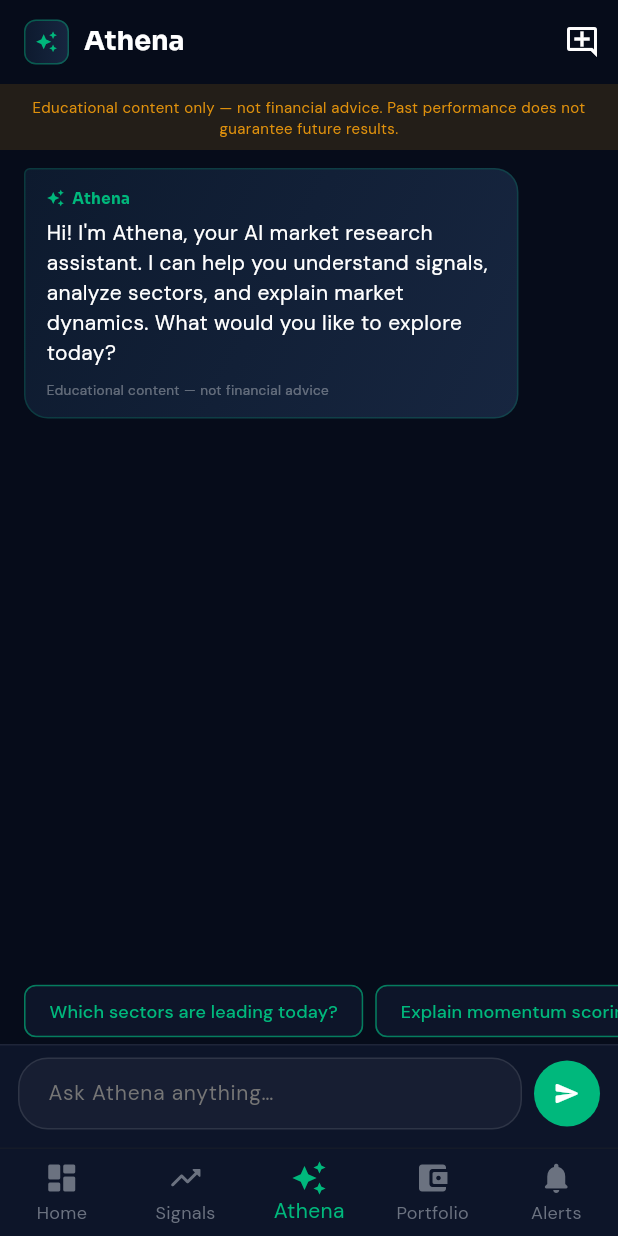
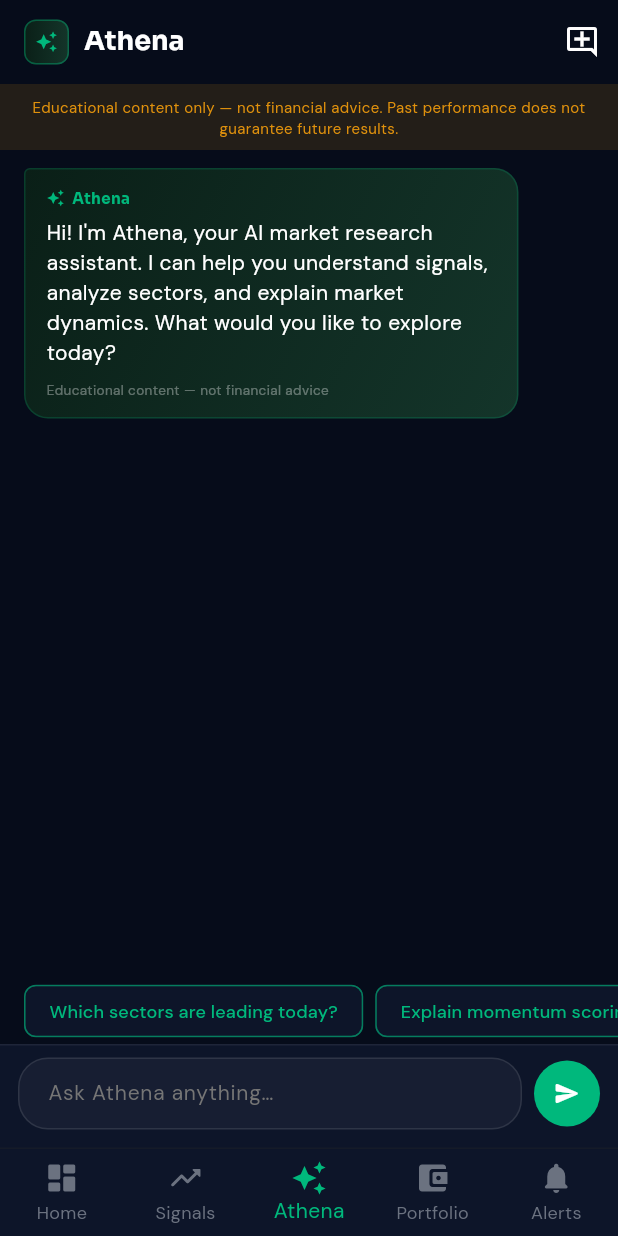
Before and after one commit to sudeeptelang/Fintrest, a Flutter app: the screen it shows once a user with an empty profile is signed in, item 3 of the bottom bar chosen, on a phone screen of 412 x 824 dp. Run offline on Flutter 3.47's test engine with Material 3 defaults, Android fonts, the phone set to English and light mode, and no system bars; our stand-ins replace dio, google_fonts, supabase_flutter; accounts and stored records are empty; network calls fail.

Commit message:
Change Athena background from navy to deep emerald across project
Replaced all Athena card backgrounds:
- Web: from-[#0d1a2e]/to-[#172640] → from-[#0a1f17]/to-[#14352a]
- Mobile: 0xFF0d1a2e/0xFF172640 → 0xFF0a1f17/0xFF14352a

Affected: dashboard hero, athena chat bubbles, score breakdown,
portfolio rebalance, mobile stock detail, mobile athena, mobile
dashboard, mobile portfolio.

Deep emerald ties into the #00b87c brand green while being dark
enough for white text contrast. Warmer feel than cold navy.

Co-Authored-By: Claude Opus 4.6 (1M context) <noreply@anthropic.com>

```diff
--- a/mobile/lib/screens/athena/athena_screen.dart
+++ b/mobile/lib/screens/athena/athena_screen.dart
@@ -130,7 +130,7 @@ class _AthenaScreenState extends State<AthenaScreen> {
               height: 30,
               decoration: BoxDecoration(
                 gradient: const LinearGradient(
-                  colors: [Color(0xFF0d1a2e), Color(0xFF172640)],
+                  colors: [Color(0xFF0a1f17), Color(0xFF14352a)],
                 ),
                 borderRadius: BorderRadius.circular(8),
                 border: Border.all(color: AppColors.emerald.withValues(alpha: 0.4)),
@@ -325,7 +325,7 @@ class _MessageBubble extends StatelessWidget {
         margin: const EdgeInsets.only(bottom: 12, right: 40),
         decoration: BoxDecoration(
           gradient: const LinearGradient(
-            colors: [Color(0xFF0d1a2e), Color(0xFF172640)],
+            colors: [Color(0xFF0a1f17), Color(0xFF14352a)],
             begin: Alignment.topLeft,
             end: Alignment.bottomRight,
           ),
@@ -381,7 +381,7 @@ class _TypingIndicator extends StatelessWidget {
         padding: const EdgeInsets.symmetric(horizontal: 16, vertical: 12),
         decoration: BoxDecoration(
           gradient: const LinearGradient(
-            colors: [Color(0xFF0d1a2e), Color(0xFF172640)],
+            colors: [Color(0xFF0a1f17), Color(0xFF14352a)],
           ),
           borderRadius: BorderRadius.circular(16),
           border: Border.all(color: AppColors.emerald.withValues(alpha: 0.2)),
--- a/mobile/lib/screens/dashboard/dashboard_screen.dart
+++ b/mobile/lib/screens/dashboard/dashboard_screen.dart
@@ -209,7 +209,7 @@ class _AthenaPicks extends StatelessWidget {
     return Container(
       decoration: BoxDecoration(
         gradient: const LinearGradient(
-          colors: [Color(0xFF0d1a2e), Color(0xFF172640)],
+          colors: [Color(0xFF0a1f17), Color(0xFF14352a)],
           begin: Alignment.topLeft,
           end: Alignment.bottomRight,
         ),
--- a/mobile/lib/screens/portfolio/portfolio_screen.dart
+++ b/mobile/lib/screens/portfolio/portfolio_screen.dart
@@ -151,7 +151,7 @@ class _SummaryBanner extends StatelessWidget {
       padding: const EdgeInsets.all(20),
       decoration: BoxDecoration(
         gradient: const LinearGradient(
-          colors: [Color(0xFF0d1a2e), Color(0xFF172640)],
+          colors: [Color(0xFF0a1f17), Color(0xFF14352a)],
           begin: Alignment.topLeft,
           end: Alignment.bottomRight,
         ),
--- a/mobile/lib/screens/stock_detail/stock_detail_screen.dart
+++ b/mobile/lib/screens/stock_detail/stock_detail_screen.dart
@@ -276,7 +276,7 @@ class _StockDetailScreenState extends State<StockDetailScreen> {
     return Container(
       decoration: BoxDecoration(
         gradient: const LinearGradient(
-          colors: [Color(0xFF0d1a2e), Color(0xFF172640)],
+          colors: [Color(0xFF0a1f17), Color(0xFF14352a)],
           begin: Alignment.topLeft, end: Alignment.bottomRight,
         ),
         borderRadius: BorderRadius.circular(16),
```
Also changed, not shown: 4 other files.
